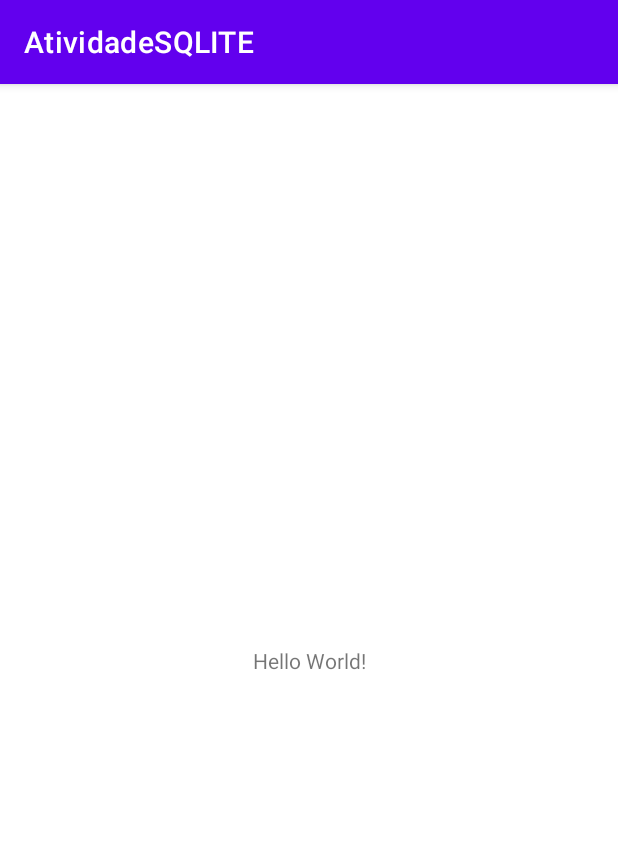
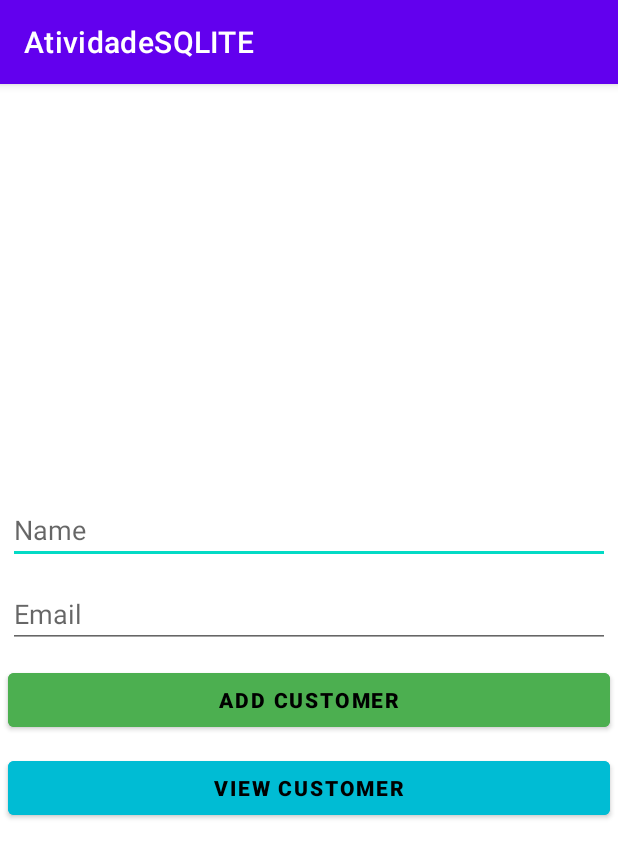
Before and after one commit to brnsilveira/AtividadeMobileSQLITE, an Android app: the screen it shows after launch (MainActivity), on a phone screen of 412 x 824 dp. Shown: the top 858 px of the screen. Run offline under Robolectric (Android 15) with nearby library versions, the phone set to English and light mode, and no system bars.

```diff
--- a/app/build.gradle
+++ b/app/build.gradle
@@ -35,4 +35,6 @@ dependencies {
     testImplementation 'junit:junit:4.13.2'
     androidTestImplementation 'androidx.test.ext:junit:1.1.3'
     androidTestImplementation 'androidx.test.espresso:espresso-core:3.4.0'
+    //noinspection GradleCompatible
+    implementation 'com.android.support:design:28.2.1'
 }
--- a/app/src/main/java/br/edu/uniritter/mobile/atividadesqlite/MainActivity.java
+++ b/app/src/main/java/br/edu/uniritter/mobile/atividadesqlite/MainActivity.java
@@ -3,12 +3,43 @@ package br.edu.uniritter.mobile.atividadesqlite;
 import androidx.appcompat.app.AppCompatActivity;
 
 import android.os.Bundle;
+import android.view.View;
+import android.widget.Button;
+import android.widget.EditText;
+import android.widget.Toast;
 
 public class MainActivity extends AppCompatActivity {
+    EditText editText_name, editText_email;
+    Button button_add, button_view;
 
     @Override
     protected void onCreate(Bundle savedInstanceState) {
         super.onCreate(savedInstanceState);
         setContentView(R.layout.activity_main);
+
+        editText_name = findViewById(R.id.edittext_name);
+        editText_name = findViewById(R.id.edittext_email);
+
+        button_add = findViewById(R.id.button_add);
+        button_add = findViewById(R.id.button_view);
+
+        button_add.setOnClickListener(new View.OnClickListener() {
+            @Override
+            public void onClick(View view) {
+                String stringName = editText_name.getText().toString();
+                String stringEmail = editText_email.getText().toString();
+
+                if (stringName.length() <= 0 || stringEmail.length() <=0) {
+                    Toast.makeText(MainActivity.this, "Enter All Data", Toast.LENGTH_SHORT).show();
+                } else {
+                    DatabaseHelperClass databaseHelperClass = new DatabaseHelperClass(MainActivity.this);
+                    CustomerModelClass customerModelClass = new CustomerModelClass(stringName, stringEmail);
+                    databaseHelperClass.addCustomer(customerModelClass);
+                    Toast.makeText(MainActivity.this, "Add Customer Successfuly", Toast.LENGTH_SHORT).show();
+                    finish();
+                    startActivity(getIntent());
+                }
+            }
+        });
     }
 }
--- a/app/src/main/res/layout/activity_main.xml
+++ b/app/src/main/res/layout/activity_main.xml
@@ -1,18 +1,45 @@
 <?xml version="1.0" encoding="utf-8"?>
-<androidx.constraintlayout.widget.ConstraintLayout xmlns:android="http://schemas.android.com/apk/res/android"
+<LinearLayout xmlns:android="http://schemas.android.com/apk/res/android"
     xmlns:app="http://schemas.android.com/apk/res-auto"
     xmlns:tools="http://schemas.android.com/tools"
     android:layout_width="match_parent"
+    android:orientation="vertical"
+    android:gravity="center"
     android:layout_height="match_parent"
     tools:context=".MainActivity">
 
-    <TextView
-        android:layout_width="wrap_content"
-        android:layout_height="wrap_content"
-        android:text="Hello World!"
-        app:layout_constraintBottom_toBottomOf="parent"
-        app:layout_constraintEnd_toEndOf="parent"
-        app:layout_constraintStart_toStartOf="parent"
-        app:layout_constraintTop_toTopOf="parent" />
+    <EditText
+        android:id="@+id/edittext_name"
+        android:layout_margin="5dp"
+        android:hint="Name"
+        android:layout_width="match_parent"
+        android:layout_height="wrap_content"/>
 
-</androidx.constraintlayout.widget.ConstraintLayout>
+    <EditText
+        android:id="@+id/edittext_email"
+        android:layout_margin="5dp"
+        android:hint="Email"
+        android:layout_width="match_parent"
+        android:layout_height="wrap_content"/>
+
+    <Button
+        android:textColor="@color/black"
+        android:textStyle="bold"
+        android:layout_margin="5dp"
+        android:id="@+id/button_add"
+        android:text="Add Customer"
+        android:backgroundTint="#4CAF50"
+        android:layout_width="match_parent"
+        android:layout_height="wrap_content"/>
+
+    <Button
+        android:textColor="@color/black"
+        android:textStyle="bold"
+        android:layout_margin="5dp"
+        android:id="@+id/button_view"
+        android:text= "View Customer"
+        android:backgroundTint="#00BCD4"
+        android:layout_width="match_parent"
+        android:layout_height="wrap_content"/>
+
+</LinearLayout>
```
Also changed, not shown: app/src/main/java/br/edu/uniritter/mobile/atividadesqlite/CustomerModelClass.java (added, +42 -0 lines), app/src/main/java/br/edu/uniritter/mobile/atividadesqlite/DatabaseHelperClass.java (added, +49 -0 lines).
